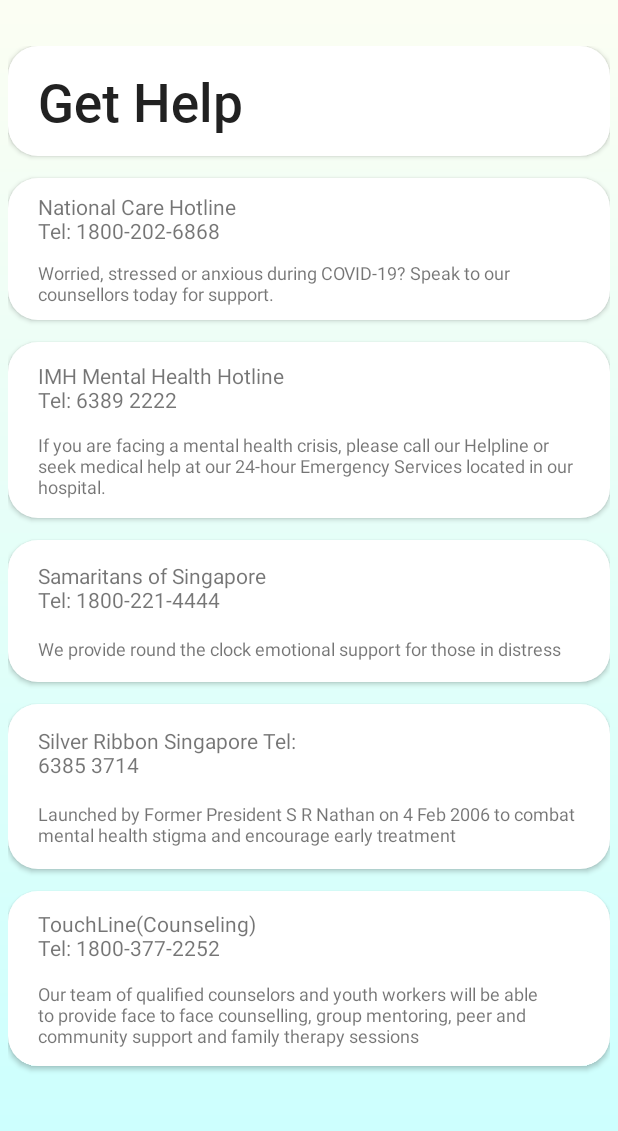
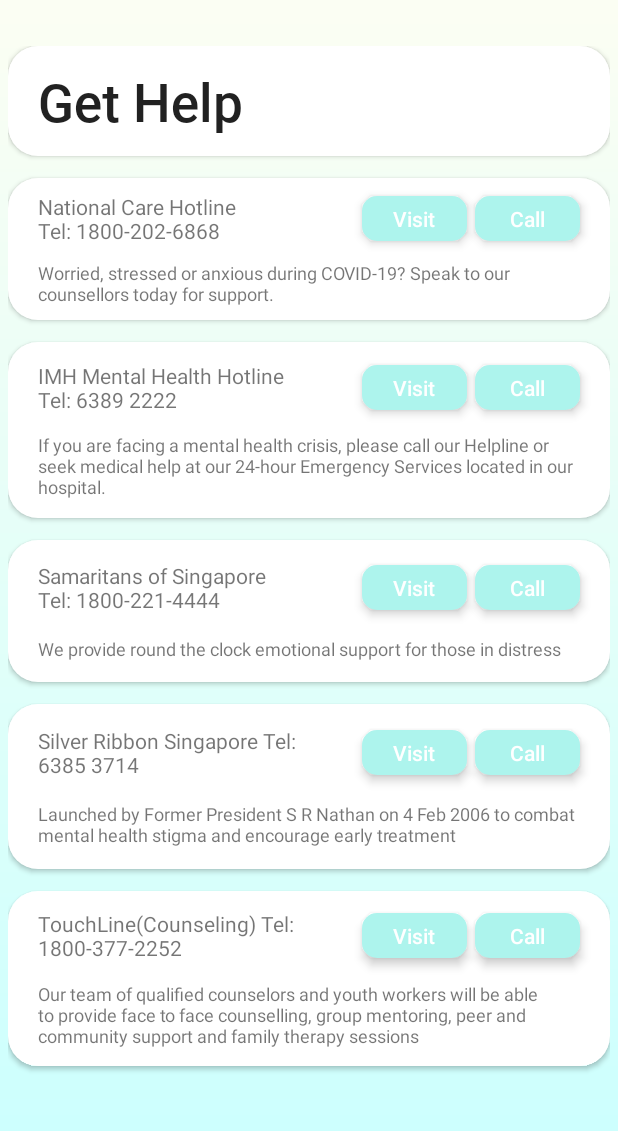
Before and after one commit to lmheng/ADProject-Android-Component, an Android app: the GetHelp screen opened directly, with no data from a screen before it, after a tap on "menu", on a phone screen of 412 x 824 dp, the part 85-1216 px from its top. Run offline under Robolectric (Android 15) with nearby library versions, the phone set to English and light mode, and no system bars; Roboto replaces fonts that are not available here; 2 other taps on this screen came first.

Commit message:
Updated with Justin and Amzar's

```diff
--- a/app/src/main/java/sg/edu/iss/mindmatters/GetHelp.java
+++ b/app/src/main/java/sg/edu/iss/mindmatters/GetHelp.java
@@ -27,34 +27,13 @@ public class GetHelp extends AppCompatActivity implements View.OnClickListener{
             findViewById(id).setOnClickListener(this);
         }
 
-//        View btn1 = findViewById(R.id.button1);
-//        btn1.setOnClickListener(this);
-//        View btn3 = findViewById(R.id.button3);
-//        btn3.setOnClickListener(this);
-//        View btn5 = findViewById(R.id.button5);
-//        btn5.setOnClickListener(this);
-//        View btn7 = findViewById(R.id.button7);
-//        btn7.setOnClickListener(this);
-//        View btn9 = findViewById(R.id.button9);
-//        btn9.setOnClickListener(this);
-//
-//        View btn2 = findViewById(R.id.button2);
-//        btn2.setOnClickListener(this);
-//        View btn4 = findViewById(R.id.button4);
-//        btn4.setOnClickListener(this);
-//        View btn6 = findViewById(R.id.button6);
-//        btn6.setOnClickListener(this);
-//        View btn8 = findViewById(R.id.button8);
-//        btn8.setOnClickListener(this);
-//        View btn10 = findViewById(R.id.button10);
-//        btn10.setOnClickListener(this);
     }
 
     @Override
     protected void onResume(){
         super.onResume();
         for(int id : buttonArr) {
-            findViewById(id).setVisibility(View.VISIBLE);
+            findViewById(id).setTranslationZ(3f);
         }
     }
 
--- a/app/src/main/java/sg/edu/iss/mindmatters/QuizActivity.java
+++ b/app/src/main/java/sg/edu/iss/mindmatters/QuizActivity.java
@@ -31,7 +31,6 @@ public class QuizActivity extends AppCompatActivity {
     private final String mUrl = "http://10.0.2.2:8080/quiz/landing";
     private final String DONE_URL = "http://10.0.2.2:8080/quiz/redirect";
     private WebView mWebView;
-    private ProgressBar mProgressBar;
 
     @Override
     protected void onCreate(Bundle savedInstanceState) {
@@ -62,7 +61,7 @@ public class QuizActivity extends AppCompatActivity {
         //String data = "json="+"3";
         //mWebView.postUrl(mUrl, data.getBytes());
 
-        String data = "Authorization" + pref.getString("token", null);
+        String data = "Authorization=" + pref.getString("token", null);
         mWebView.postUrl(mUrl,data.getBytes());
 
     }
--- a/app/src/main/res/layout/get_help_insert.xml
+++ b/app/src/main/res/layout/get_help_insert.xml
@@ -110,7 +110,7 @@
         android:id="@+id/textView9"
         android:layout_width="172dp"
         android:layout_height="wrap_content"
-        android:text="TouchLine(Counseling)      Tel: 1800-377-2252"
+        android:text="@string/info_5"
         app:layout_constraintStart_toStartOf="@id/guideV0"
         app:layout_constraintTop_toBottomOf="@+id/guide4_1"
         app:layout_constraintBottom_toTopOf="@id/textView10"
@@ -135,7 +135,7 @@
         android:id="@+id/textView10"
         android:layout_width="0dp"
         android:layout_height="wrap_content"
-        android:text="Our team of qualified counselors and youth workers will be able to provide face to face counselling, group mentoring, peer and community support and family therapy sessions "
+        android:text="@string/description_5"
         app:layout_constraintEnd_toEndOf="@id/guideV1"
         app:layout_constraintStart_toStartOf="@id/guideV0"
         app:layout_constraintTop_toBottomOf="@+id/textView9"
@@ -162,7 +162,7 @@
         android:id="@+id/textView5"
         android:layout_width="172dp"
         android:layout_height="wrap_content"
-        android:text="Samaritans of Singapore Tel: 1800-221-4444"
+        android:text="@string/info_3"
         app:layout_constraintTop_toTopOf="@+id/guide2_2"
         app:layout_constraintStart_toStartOf="@id/guideV0"
         app:layout_constraintBottom_toTopOf="@+id/textView6"
@@ -187,7 +187,7 @@
         android:id="@+id/textView8"
         android:layout_width="0dp"
         android:layout_height="wrap_content"
-        android:text="Launched by Former President S R Nathan on 4 Feb 2006 to combat mental health stigma and encourage early treatment"
+        android:text="@string/description_4"
         app:layout_constraintEnd_toEndOf="@id/guideV1"
         app:layout_constraintStart_toStartOf="@id/guideV0"
         app:layout_constraintTop_toBottomOf="@+id/textView7"
@@ -214,7 +214,7 @@
         android:id="@+id/textView7"
         android:layout_width="172dp"
         android:layout_height="wrap_content"
-        android:text="Silver Ribbon Singapore Tel: 6385 3714"
+        android:text="@string/info_4"
         app:layout_constraintStart_toStartOf="@id/guideV0"
         app:layout_constraintTop_toBottomOf="@+id/guide3_1"
         app:layout_constraintBottom_toTopOf="@id/textView8"
@@ -224,7 +224,7 @@
         android:id="@+id/textView3"
         android:layout_width="172dp"
         android:layout_height="wrap_content"
-        android:text="IMH Mental Health Hotline Tel: 6389 2222"
+        android:text="@string/info_2"
         app:layout_constraintStart_toStartOf="@id/guideV0"
         app:layout_constraintBottom_toTopOf="@+id/textView4"
         app:layout_constraintTop_toBottomOf="@+id/guide1_1"
@@ -235,7 +235,7 @@
         android:id="@+id/textView6"
         android:layout_width="0dp"
         android:layout_height="wrap_content"
-        android:text="We provide round the clock emotional support for those in distress"
+        android:text="@string/description_3"
         app:layout_constraintEnd_toEndOf="@id/guideV1"
         app:layout_constraintStart_toStartOf="@id/guideV0"
         app:layout_constraintTop_toBottomOf="@+id/textView5"
@@ -291,7 +291,7 @@
         android:id="@+id/textView4"
         android:layout_width="0dp"
         android:layout_height="wrap_content"
-        android:text="If you are facing a mental health crisis, please call our Helpline or seek medical help at our 24-hour Emergency Services located in our hospital.  "
+        android:text="@string/description_2"
         app:layout_constraintBottom_toTopOf="@id/guide2"
         app:layout_constraintTop_toBottomOf="@+id/textView3"
         app:layout_constraintEnd_toEndOf="@id/guideV1"
@@ -366,7 +366,7 @@
         android:id="@+id/textView1"
         android:layout_width="138dp"
         android:layout_height="wrap_content"
-        android:text="National Care Hotline Tel: 1800-202-6868"
+        android:text="@string/info_1"
         app:layout_constraintStart_toStartOf="@id/guideV0"
         app:layout_constraintTop_toTopOf="@+id/guide0_1"
         app:layout_constraintBottom_toTopOf="@+id/textView2"
@@ -377,7 +377,7 @@
         android:id="@+id/textView2"
         android:layout_width="0dp"
         android:layout_height="wrap_content"
-        android:text="Worried, stressed or anxious during COVID-19? Speak to our counsellors today for support."
+        android:text="@string/description_1"
         app:layout_constraintEnd_toEndOf="@id/guideV1"
         app:layout_constraintStart_toStartOf="@id/guideV0"
         app:layout_constraintBottom_toTopOf="@+id/guide1"
@@ -395,6 +395,7 @@
         app:layout_constraintStart_toStartOf="parent"
         app:layout_constraintEnd_toEndOf="parent"
         android:elevation="2dp"
+        android:translationZ = "0dp"
         />
 
     <ImageView
@@ -407,6 +408,7 @@
         app:layout_constraintStart_toStartOf="parent"
         app:layout_constraintEnd_toEndOf="parent"
         android:elevation="2dp"
+        android:translationZ = "0dp"
         />
 
     <ImageView
@@ -419,6 +421,7 @@
         app:layout_constraintStart_toStartOf="parent"
         app:layout_constraintEnd_toEndOf="parent"
         android:elevation="2dp"
+        android:translationZ = "0dp"
         />
 
     <ImageView
@@ -431,6 +434,7 @@
         app:layout_constraintStart_toStartOf="parent"
         app:layout_constraintEnd_toEndOf="parent"
         android:elevation="2dp"
+        android:translationZ = "0dp"
         />
 
     <ImageView
@@ -443,6 +447,7 @@
         app:layout_constraintStart_toStartOf="parent"
         app:layout_constraintEnd_toEndOf="parent"
         android:elevation="2dp"
+        android:translationZ = "0dp"
         />
 
     <ImageView
@@ -455,6 +460,7 @@
         app:layout_constraintStart_toStartOf="parent"
         app:layout_constraintEnd_toEndOf="parent"
         android:elevation="2dp"
+        android:translationZ = "0dp"
         />
 
 </androidx.constraintlayout.widget.ConstraintLayout>
--- a/app/src/main/res/values/strings.xml
+++ b/app/src/main/res/values/strings.xml
@@ -9,13 +9,14 @@
     <string name="title_activity_get_help">GetHelp</string>
     <string name="call">Call</string>
     <string name="visit">Visit</string>
-    <string name="resources">Resources</string>
-    <string name="Mindfulness"><u>MINDFULNESS</u></string>
-    <string name="Mindfultext">Here are some resources to help you to focus your awareness on the present and center your thoughts on now</string>
-    <string name="education"><u>EDUCATION</u></string>
-    <string name="educationtxt">Here are some interesting reads that might be helpful for your journey to better mental health</string>
-    <string name="recommended">Here are some recommended resources based on your profile.</string>
-    <string name="logout">Log Out</string>
-    <string name="hello">Hello User!</string>
-    <string name="recommend">Here are some recommended resources based in your profile</string>
+    <string name="info_1">National Care Hotline <br></br>Tel: 1800-202-6868</string>
+    <string name="description_1">Worried, stressed or anxious during COVID-19? Speak to our counsellors today for support.</string>
+    <string name="info_2">IMH Mental Health Hotline <br></br>Tel: 6389 2222</string>
+    <string name="description_2">If you are facing a mental health crisis, please call our Helpline or seek medical help at our 24-hour Emergency Services located in our hospital.  </string>
+    <string name="info_3">Samaritans of Singapore <br></br>Tel: 1800-221-4444</string>
+    <string name="description_3">We provide round the clock emotional support for those in distress</string>
+    <string name="info_4">Silver Ribbon Singapore Tel: 6385 3714</string>
+    <string name="description_4">Launched by Former President S R Nathan on 4 Feb 2006 to combat mental health stigma and encourage early treatment</string>
+    <string name="info_5">TouchLine(Counseling) <br></br>Tel: 1800-377-2252</string>
+    <string name="description_5">Our team of qualified counselors and youth workers will be able to provide face to face counselling, group mentoring, peer and community support and family therapy sessions </string>
 </resources>
```
